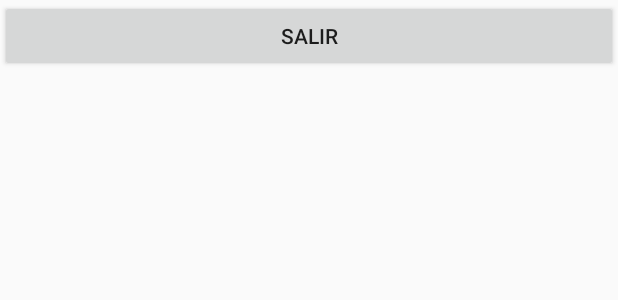
After one commit to sergioaraque/Flexiones, an Android app: the layout flexiones.xml on its own in the app's theme, with its tools: preview values and no code run, on a phone screen of 412 x 824 dp. The commit adds this screen. Shown: the top 300 px of the screen. Run offline under Robolectric (Android 15) with nearby library versions, the phone set to English and light mode, and no system bars.

Commit message:
Primera prueba real del funcionamiento de las flexiones
Diseño básico y posibilidad de salir de esa actividad

```diff
--- a/app/src/main/AndroidManifest.xml
+++ b/app/src/main/AndroidManifest.xml
@@ -19,6 +19,9 @@
         <activity android:name=".Test"
             android:theme="@style/Theme.AppCompat.NoActionBar">
         </activity>
+        <activity android:name=".Flexiones"
+            android:theme="@style/Theme.AppCompat.NoActionBar">
+        </activity>
     </application>
 
 </manifest>
--- /dev/null
+++ b/app/src/main/res/layout/flexiones.xml
@@ -0,0 +1,33 @@
+<?xml version="1.0" encoding="utf-8"?>
+<android.support.constraint.ConstraintLayout
+    xmlns:android="http://schemas.android.com/apk/res/android" android:layout_width="match_parent"
+    android:layout_height="match_parent">
+
+    <LinearLayout
+        android:layout_width="match_parent"
+        android:layout_height="match_parent"
+        android:orientation="vertical">
+
+        <Button
+            android:id="@+id/btnSalir"
+            android:layout_width="match_parent"
+            android:layout_height="wrap_content"
+            android:onClick="volverInicio"
+            android:text="Salir" />
+
+        <LinearLayout
+            android:id="@+id/linearLayoutContador"
+            android:layout_width="match_parent"
+            android:layout_height="match_parent"
+            android:onClick="linearButtonAction"
+            android:orientation="vertical">
+
+            <TextView
+                android:id="@+id/tvContador"
+                android:layout_width="match_parent"
+                android:layout_height="wrap_content"
+                android:textSize="24sp" />
+        </LinearLayout>
+
+    </LinearLayout>
+</android.support.constraint.ConstraintLayout>
```
Also changed, not shown: app/src/main/java/com/sergioaraque/flexiones/Flexiones.java (added, +36 -0 lines), app/src/main/java/com/sergioaraque/flexiones/MainActivity.java (+7 -0 lines), app/src/main/res/layout/activity_main.xml (+8 -0 lines).
